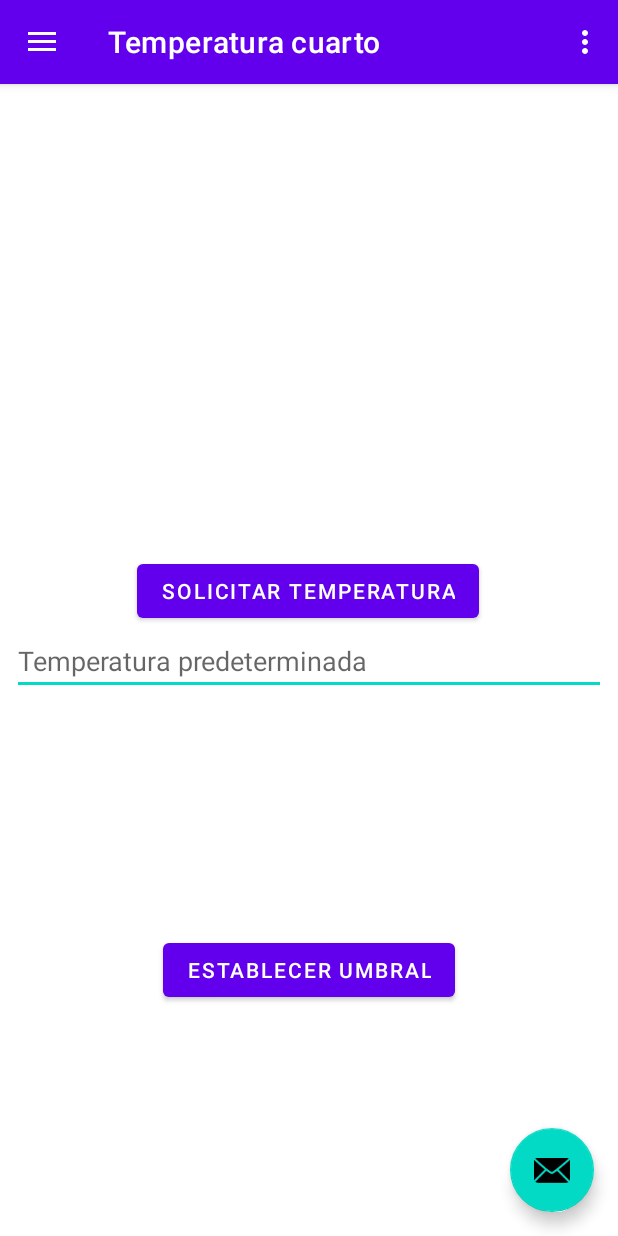
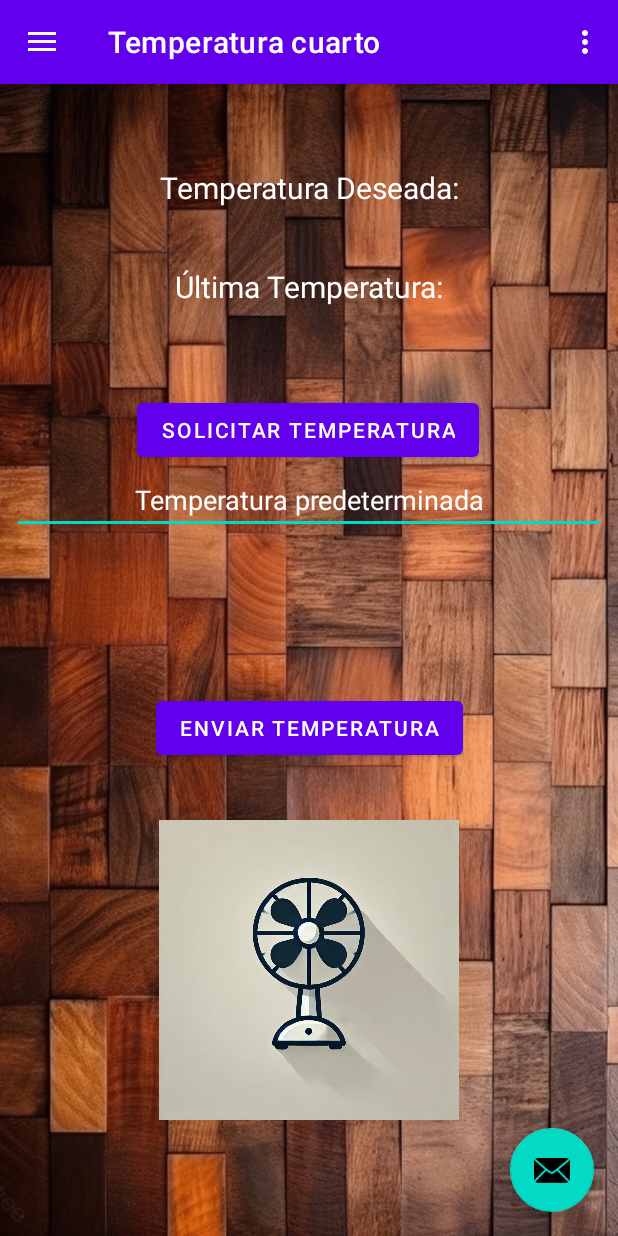
Before and after one commit to arielDavid-oss/Dispositivos-IT, an Android app: the screen it shows after launch (MainActivity), in the side drawer, after a tap on "Temperatura cuarto", on a phone screen of 412 x 824 dp. Run offline under Robolectric (Android 15) with nearby library versions, the phone set to English and light mode, and no system bars; our stand-ins replace navigation-ui; libraries missing offline, so code that uses them is left out: io.socket.client; 4 statements that could not run were skipped.

Commit message:
Cambios Interfaces

```diff
--- a/app/src/main/java/com/davidoss/dispositivos_it/ui/slideshow/SlideshowFragment.java
+++ b/app/src/main/java/com/davidoss/dispositivos_it/ui/slideshow/SlideshowFragment.java
@@ -1,11 +1,13 @@
 package com.davidoss.dispositivos_it.ui.slideshow;
 
+import android.graphics.drawable.Drawable;
 import android.os.Bundle;
 import android.util.Log;
 import android.view.LayoutInflater;
 import android.view.View;
 import android.view.ViewGroup;
 import android.widget.Button;
+import android.widget.ImageView;
 import android.widget.TextView;
 import android.widget.EditText;
 
@@ -22,12 +24,15 @@ public class SlideshowFragment extends Fragment {
 
     private FragmentSlideshowBinding binding;
     private Socket socket;
+    ImageView imageView;
 
     @Override
     public View onCreateView(@NonNull LayoutInflater inflater, ViewGroup container, Bundle savedInstanceState) {
         binding = FragmentSlideshowBinding.inflate(inflater, container, false);
         View root = binding.getRoot();
 
+        imageView = root.findViewById(R.id.imageView);
+        imageView.setImageResource(R.drawable.ventilador_off);
         final TextView temperatureTextView = binding.textSlideshow;
         final EditText thresholdInput = binding.thresholdInput;
         Button requestTempButton = binding.requestTempButton;
--- a/app/src/main/res/layout/fragment_slideshow.xml
+++ b/app/src/main/res/layout/fragment_slideshow.xml
@@ -4,6 +4,7 @@
     xmlns:tools="http://schemas.android.com/tools"
     android:layout_width="match_parent"
     android:layout_height="match_parent"
+    android:background="@drawable/mozaico_madera"
     tools:context=".ui.slideshow.SlideshowFragment">
 
     <TextView
@@ -13,9 +14,26 @@
         android:layout_marginStart="8dp"
         android:layout_marginTop="16dp"
         android:layout_marginEnd="8dp"
+        android:textColor="@color/white"
+        android:text="Última Temperatura:"
         android:textAlignment="center"
         android:textSize="20sp"
         app:layout_constraintBottom_toTopOf="@+id/threshold_input"
+        app:layout_constraintEnd_toEndOf="parent"
+        app:layout_constraintStart_toStartOf="parent"
+        app:layout_constraintTop_toTopOf="parent" />
+    <TextView
+        android:id="@+id/text_slideshow2"
+        android:layout_width="0dp"
+        android:layout_height="wrap_content"
+        android:layout_marginStart="8dp"
+        android:layout_marginTop="16dp"
+        android:layout_marginEnd="8dp"
+        android:textColor="@color/white"
+        android:text="Temperatura Deseada:"
+        android:textAlignment="center"
+        android:textSize="20sp"
+        app:layout_constraintBottom_toTopOf="@+id/text_slideshow"
         app:layout_constraintEnd_toEndOf="parent"
         app:layout_constraintStart_toStartOf="parent"
         app:layout_constraintTop_toTopOf="parent" />
@@ -26,8 +44,11 @@
         android:layout_height="wrap_content"
         android:layout_marginStart="8dp"
         android:layout_marginEnd="8dp"
+        android:textColorHint="@color/white"
         android:hint="Temperatura predeterminada"
+        android:textAlignment="center"
         android:inputType="numberDecimal"
+        android:textColor="@color/white"
         app:layout_constraintBottom_toTopOf="@+id/set_threshold_button"
         app:layout_constraintEnd_toEndOf="parent"
         app:layout_constraintHorizontal_bias="0.0"
@@ -50,11 +71,21 @@
         android:id="@+id/set_threshold_button"
         android:layout_width="wrap_content"
         android:layout_height="wrap_content"
-        android:text="Establecer Umbral"
+        android:text="Enviar Temperatura"
         app:layout_constraintBottom_toBottomOf="parent"
         app:layout_constraintEnd_toEndOf="parent"
         app:layout_constraintStart_toStartOf="parent"
         app:layout_constraintTop_toBottomOf="@+id/request_temp_button"
-        app:layout_constraintVertical_bias="0.572" />
+        app:layout_constraintVertical_bias="0.324" />
 
+    <ImageView
+        android:layout_width="200dp"
+        android:layout_height="200dp"
+        android:id="@+id/imageView"
+        app:layout_constraintBottom_toBottomOf="parent"
+        app:layout_constraintEnd_toEndOf="parent"
+        app:layout_constraintStart_toStartOf="parent"
+        app:layout_constraintTop_toBottomOf="@+id/set_threshold_button"
+        app:layout_constraintVertical_bias="0.324"
+        />
 </androidx.constraintlayout.widget.ConstraintLayout>
```
Also changed, not shown: app/src/main/res/drawable/mozaico_madera.png (added), app/src/main/res/drawable/ventilador_off.png (added).
